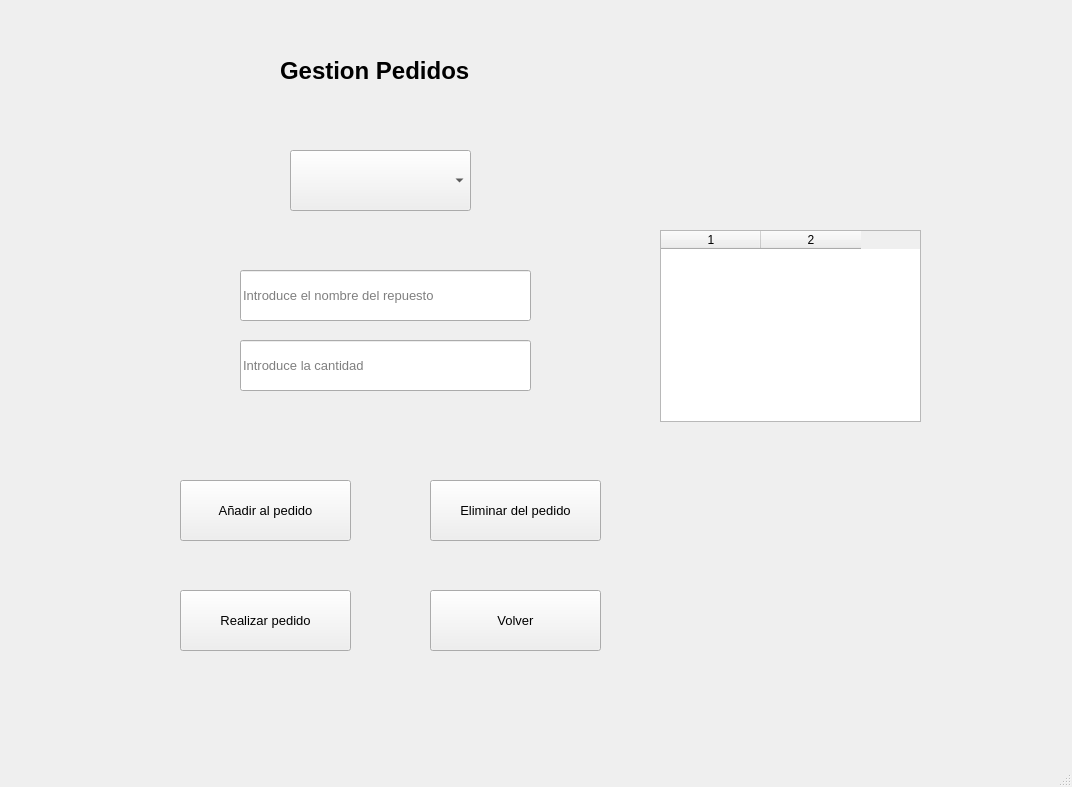
AdrianUnileon/Taller-Mecanico, file src/vista/Ui/VistaPedido.ui: the form before one commit.
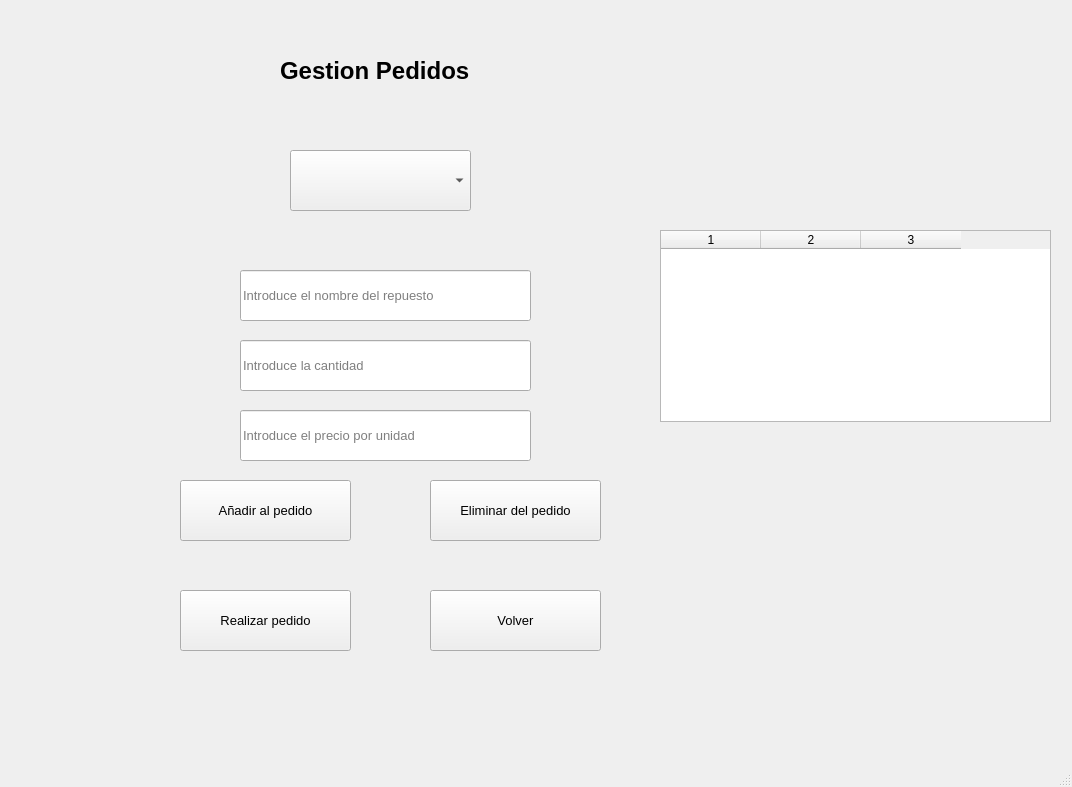
The form after the commit.

Diff of the .ui file:
```diff
--- a/src/vista/Ui/VistaPedido.ui
+++ b/src/vista/Ui/VistaPedido.ui
@@ -145,15 +145,16 @@
      <rect>
       <x>660</x>
       <y>230</y>
-      <width>261</width>
+      <width>391</width>
       <height>192</height>
      </rect>
     </property>
     <property name="columnCount">
-     <number>2</number>
+     <number>3</number>
     </property>
     <column/>
     <column/>
+    <column/>
    </widget>
    <widget class="QPushButton" name="btnEliminarDelPedido">
     <property name="geometry">
@@ -174,6 +175,25 @@
      <string>Eliminar del pedido</string>
     </property>
    </widget>
+   <widget class="QLineEdit" name="PrecioUnitario">
+    <property name="geometry">
+     <rect>
+      <x>240</x>
+      <y>410</y>
+      <width>291</width>
+      <height>51</height>
+     </rect>
+    </property>
+    <property name="font">
+     <font>
+      <family>Segoe UI</family>
+      <pointsize>10</pointsize>
+     </font>
+    </property>
+    <property name="placeholderText">
+     <string>Introduce el precio por unidad</string>
+    </property>
+   </widget>
   </widget>
   <widget class="QMenuBar" name="menubar">
    <property name="geometry">
```
